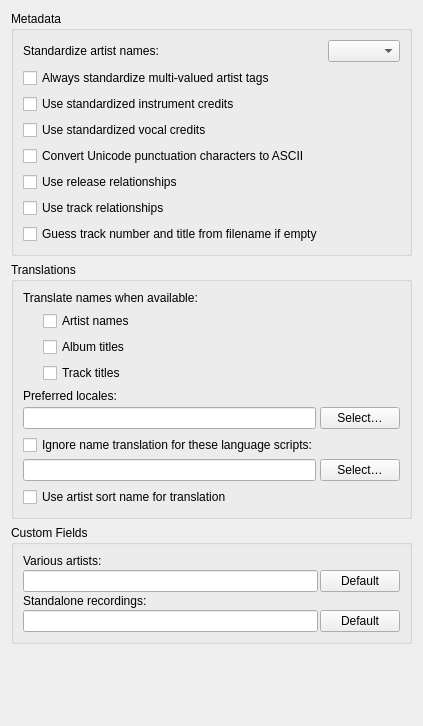
This is ui/options_metadata.ui in metabrainz/picard as Qt 5 draws it before an edit. The edited form follows.
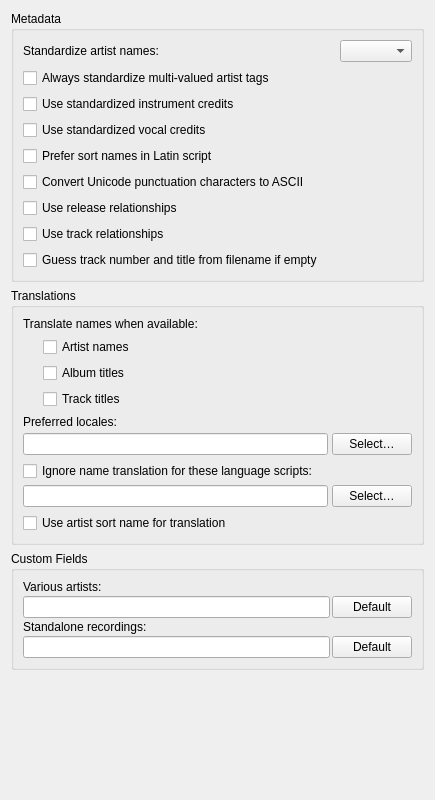
This is the edited form.

Commit message:
PICARD-3551: Add option to prefer sort names in Latin script
When Picard selects the sortname for artist credits from locales
the sort name can end up in a non-Latin script. This can be problematic
when sorting collections in different scripts.

This change adds an option prefer_latin_sortnames, enabled by default,
which causes Picard to not consider aliases that are not at least
primarily in Latin script.

Note: This has no effect if translation is enabled. Translation will
use the name and sort name from the translation alias.

Diff of the .ui file:
```diff
--- a/ui/options_metadata.ui
+++ b/ui/options_metadata.ui
@@ -6,8 +6,8 @@
    <rect>
     <x>0</x>
     <y>0</y>
-    <width>423</width>
-    <height>726</height>
+    <width>435</width>
+    <height>800</height>
    </rect>
   </property>
   <layout class="QVBoxLayout" name="verticalLayout">
@@ -74,6 +74,13 @@
         </property>
        </widget>
       </item>
+      <item>
+       <widget class="QCheckBox" name="prefer_latin_sortnames">
+        <property name="text">
+         <string>Prefer sort names in Latin script</string>
+        </property>
+       </widget>
+      </item>
       <item>
        <widget class="QCheckBox" name="convert_punctuation">
         <property name="text">
```
Left out of the diff: 2 changed lines with no effect on the pictures. The commit also changes 6 other files.
